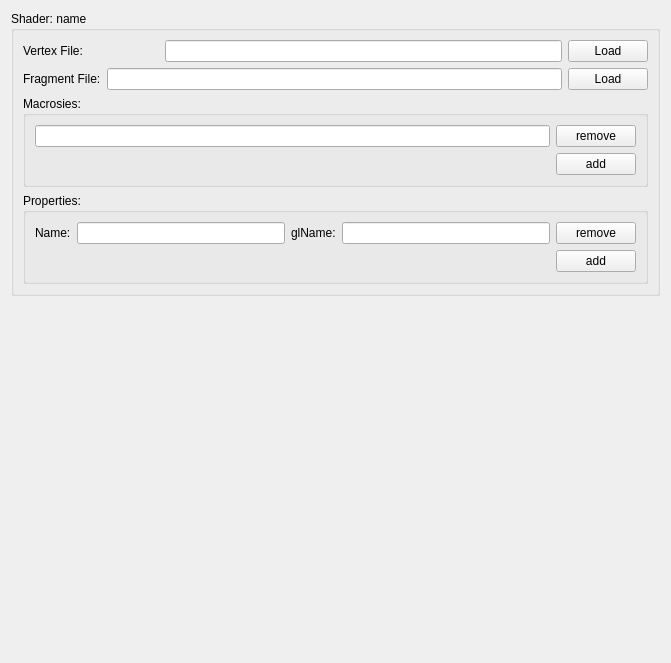
First picture: the form in Editor/Sources/FileProperties.ui, repository maxon887/Cross, before the edit.
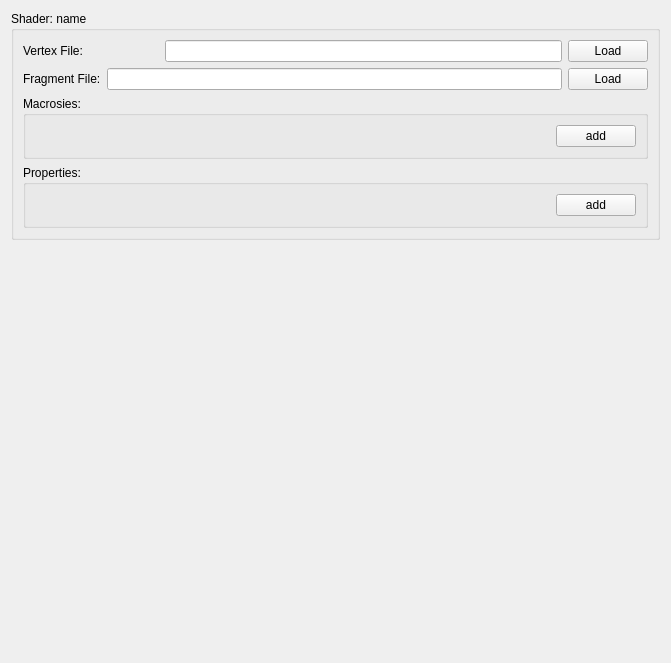
Second picture: the form after the edit. Custom widgets are drawn as their Qt base class.

Commit message: Shader file view UI implemented

The edit to the form file:
```diff
--- a/Editor/Sources/FileProperties.ui
+++ b/Editor/Sources/FileProperties.ui
@@ -104,26 +104,6 @@
          <string>Macrosies:</string>
         </property>
         <layout class="QVBoxLayout" name="macrosiesLayout">
-         <item>
-          <layout class="QHBoxLayout" name="macroLayout">
-           <item>
-            <widget class="QLineEdit" name="macro"/>
-           </item>
-           <item>
-            <widget class="QPushButton" name="removeMacroBtn">
-             <property name="maximumSize">
-              <size>
-               <width>100</width>
-               <height>31</height>
-              </size>
-             </property>
-             <property name="text">
-              <string>remove</string>
-             </property>
-            </widget>
-           </item>
-          </layout>
-         </item>
          <item>
           <layout class="QHBoxLayout" name="addElementLayout">
            <item>
@@ -163,43 +143,6 @@
          <string>Properties:</string>
         </property>
         <layout class="QVBoxLayout" name="propertiesLayout">
-         <item>
-          <layout class="QHBoxLayout" name="propertyLayout">
-           <item>
-            <widget class="QLabel" name="nameLabel">
-             <property name="text">
-              <string>Name:</string>
-             </property>
-            </widget>
-           </item>
-           <item>
-            <widget class="QLineEdit" name="propertyName"/>
-           </item>
-           <item>
-            <widget class="QLabel" name="glNameLabel">
-             <property name="text">
-              <string>glName:</string>
-             </property>
-            </widget>
-           </item>
-           <item>
-            <widget class="QLineEdit" name="glName"/>
-           </item>
-           <item>
-            <widget class="QPushButton" name="removePropertyBtn">
-             <property name="maximumSize">
-              <size>
-               <width>100</width>
-               <height>31</height>
-              </size>
-             </property>
-             <property name="text">
-              <string>remove</string>
-             </property>
-            </widget>
-           </item>
-          </layout>
-         </item>
          <item>
           <layout class="QHBoxLayout" name="addElementLayout_2">
            <item>
```
The commit also changes 3 other files.
